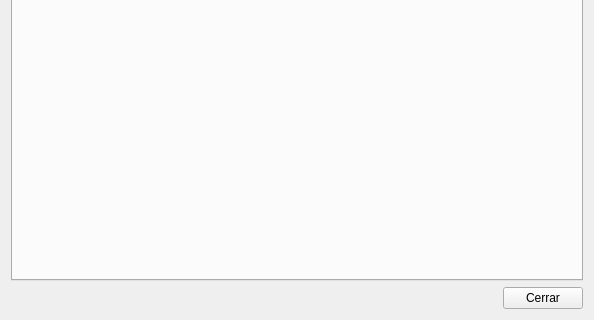
deavid/pineboo, file pineboolib/dlgabout/about_pineboo.ui: the form before one commit; both pictures show x 0 to 594 and y 237 to 557 of the 594 by 557 pixel window.
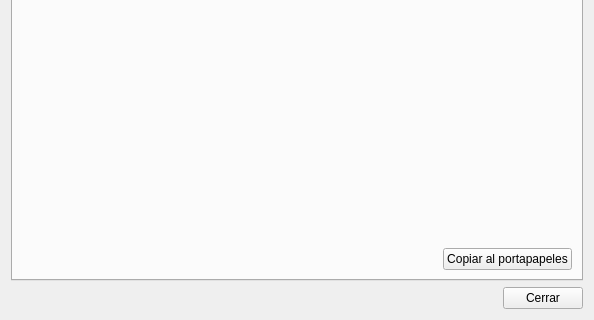
The form after the commit. The open tabs and pages were chosen to show the change. Icons and pictures are not drawn.

Commit message: moejras recolectando info del sistema. Se añade botón para enviar al portapapeles

The edit to the form file:
```diff
--- a/pineboolib/dlgabout/about_pineboo.ui
+++ b/pineboolib/dlgabout/about_pineboo.ui
@@ -148,6 +148,30 @@
          </property>
         </spacer>
        </item>
+       <item>
+        <layout class="QHBoxLayout" name="horizontalLayout_4">
+         <item>
+          <spacer name="horizontalSpacer_2">
+           <property name="orientation">
+            <enum>Qt::Horizontal</enum>
+           </property>
+           <property name="sizeHint" stdset="0">
+            <size>
+             <width>398</width>
+             <height>20</height>
+            </size>
+           </property>
+          </spacer>
+         </item>
+         <item>
+          <widget class="QPushButton" name="btn_clipboard">
+           <property name="text">
+            <string>Copiar al portapapeles</string>
+           </property>
+          </widget>
+         </item>
+        </layout>
+       </item>
       </layout>
      </widget>
      <widget class="QWidget" name="tab_licencia">
```
Left out of the diff: 2 changed lines with no effect on the pictures. The commit also changes 1 other file.
